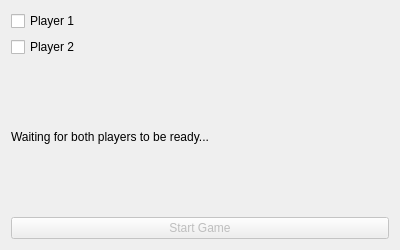
Old version of the form src/SelectDialog.ui in the repository GagaYaba/pong.
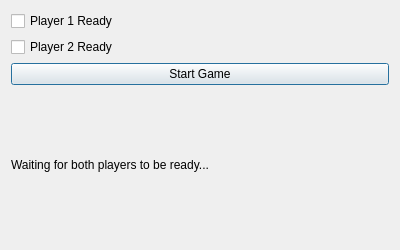
New version of the form.

Commit message: select role pret

```diff
--- a/src/SelectDialog.ui
+++ b/src/SelectDialog.ui
@@ -16,40 +16,33 @@
   <layout class="QVBoxLayout" name="verticalLayout">
    <item>
     <widget class="QCheckBox" name="player1CheckBox">
-     <property name="enabled">
-      <bool>true</bool>
-     </property>
      <property name="text">
-      <string>Player 1</string>
+                        <string>Player 1 Ready</string>
      </property>
     </widget>
    </item>
    <item>
     <widget class="QCheckBox" name="player2CheckBox">
      <property name="text">
-      <string>Player 2</string>
-     </property>
-    </widget>
-   </item>
-   <item>
-    <widget class="QLabel" name="statusLabel">
-     <property name="text">
-      <string>Waiting for both players to be ready...</string>
+                        <string>Player 2 Ready</string>
      </property>
     </widget>
    </item>
    <item>
     <widget class="QPushButton" name="startButton">
-     <property name="enabled">
-      <bool>false</bool>
-     </property>
      <property name="text">
       <string>Start Game</string>
      </property>
     </widget>
    </item>
-  </layout>
- </widget>
- <resources/>
- <connections/>
+            <item>
+                <widget class="QLabel" name="statusLabel">
+                    <property name="text">
+                        <string>Waiting for both players to be ready...</string>
+                    </property>
+                </widget>
+            </item>
+        </layout>
+
+    </widget>
 </ui>
```
Left out of the diff: 2 changed lines with no effect on the pictures. Lines whose indentation alone changed are shown as unchanged. The commit also changes 6 other files.
